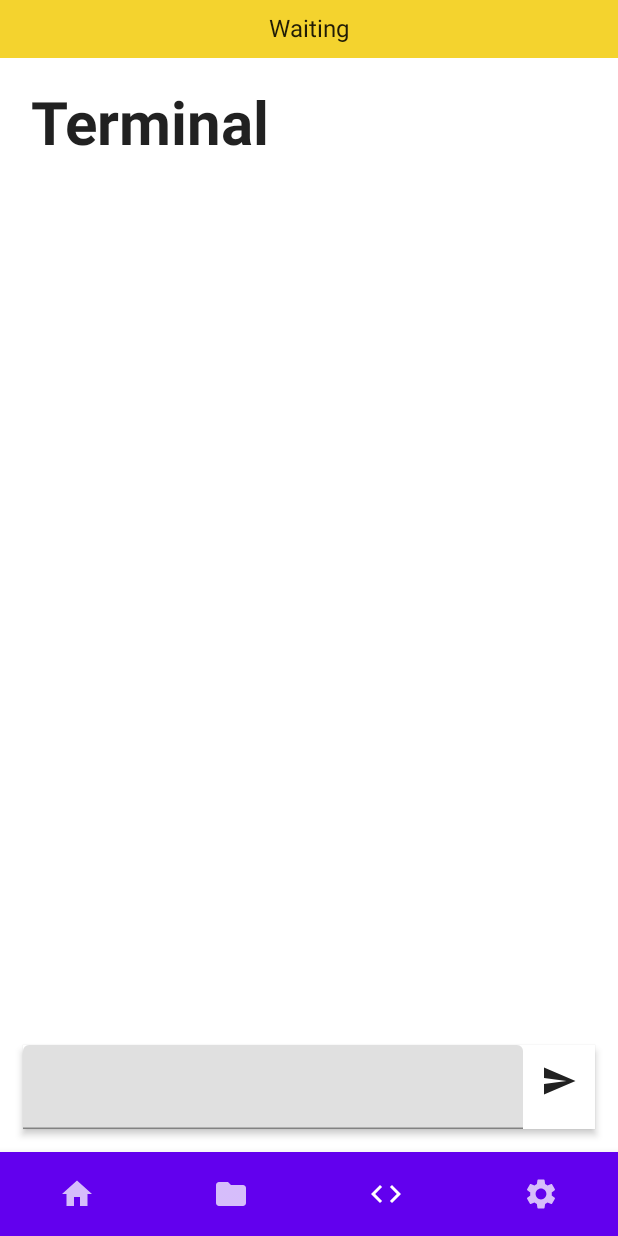
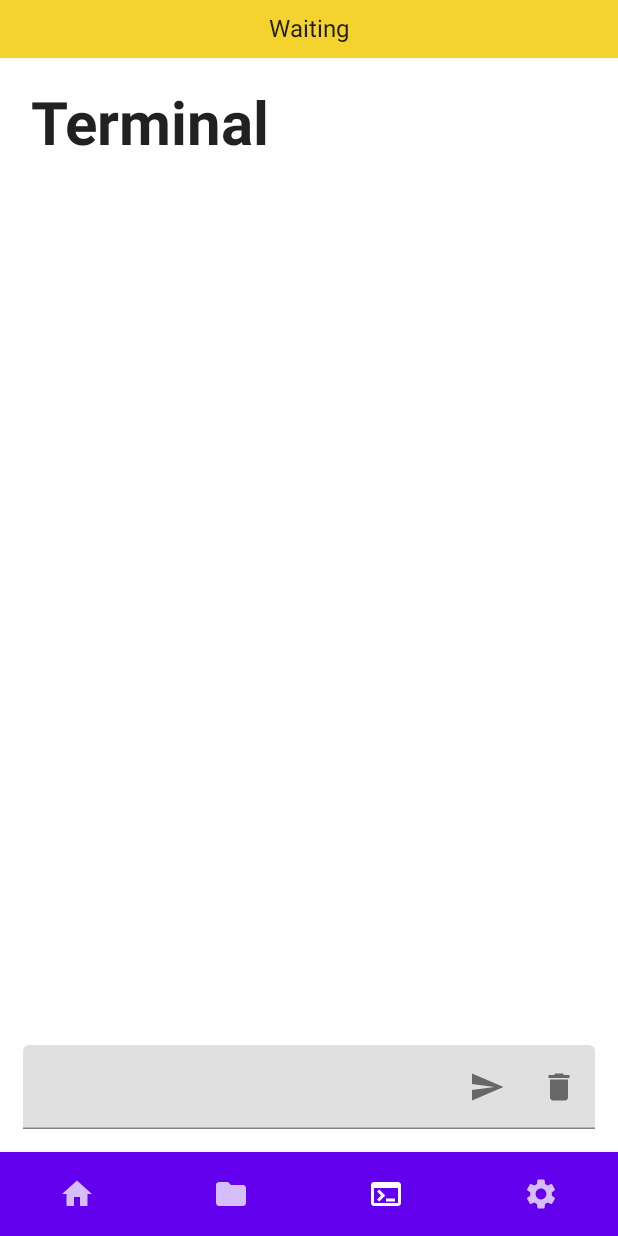
Before and after one commit to jacobtread/DuckCentral, an Android app built with Jetpack Compose: the composable Pages shown on its own in the app's theme, item 3 of the bottom bar chosen, on a phone screen of 412 x 824 dp. Run offline under Robolectric (Android 15) with nearby library versions, the phone set to English and light mode, and no system bars.

Commit message:
Remade terminal

```diff
--- a/app/src/main/java/com/jacobtread/duck/MainActivity.kt
+++ b/app/src/main/java/com/jacobtread/duck/MainActivity.kt
@@ -174,7 +174,7 @@ fun Pages(navController: NavHostController) {
                     composable(page.route) {
                         Surface {
                             Column(
-                                modifier = Modifier.fillMaxSize()
+                                modifier = Modifier
                                     .padding(15.dp)
                             ) {
                                 Title(page.name)
--- a/app/src/main/java/com/jacobtread/duck/api/DuckController.kt
+++ b/app/src/main/java/com/jacobtread/duck/api/DuckController.kt
@@ -3,6 +3,7 @@ package com.jacobtread.duck.api
 import androidx.compose.foundation.lazy.LazyListState
 import androidx.compose.runtime.*
 import androidx.compose.ui.platform.LocalLifecycleOwner
+import com.jacobtread.duck.state.TerminalState
 import io.ktor.client.*
 import io.ktor.client.engine.cio.*
 import io.ktor.client.plugins.websocket.*
@@ -20,25 +21,6 @@ fun interface ResponseHandler<R> {
 typealias MessageQueue = ArrayDeque<QueueItem<*>>
 
 data class QueueItem<R>(val message: Message<R>, val handler: ResponseHandler<R>)
-
-class TerminalState {
-    var scrollState: LazyListState? = null
-    var scope: CoroutineScope? = null
-
-    val lines = mutableStateListOf<String>()
-
-    fun addHistory(line: String) {
-        line.split('\n')
-            .filter { it.isNotBlank() }
-            .toCollection(lines)
-        scope?.launch {
-            val state = scrollState;
-            if (state != null && !state.isScrollInProgress) {
-                state.animateScrollToItem(lines.size - 1)
-            }
-        }
-    }
-}
 
 object DuckController {
 
@@ -62,30 +44,9 @@ object DuckController {
     private val queue = MessageQueue()
 
     var stateConsumer: ResponseHandler<String>? = null
-    private var terminalState = TerminalState()
 
     // The time in milliseconds of the last status update
     private var lastStatusUpdate = -1L
-
-    fun history(value: String) {
-        if (value.isBlank()) return
-        terminalState.addHistory(value)
-        println(value)
-    }
-
-    @Composable
-    fun terminalState(scrollState: LazyListState): TerminalState {
-        val scope = rememberCoroutineScope()
-        DisposableEffect(LocalLifecycleOwner.current) {
-            terminalState.scrollState = scrollState
-            terminalState.scope = scope
-            onDispose {
-                terminalState.scrollState = null
-                terminalState.scope = null
-            }
-        }
-        return remember { terminalState }
-    }
 
     suspend fun <R> waitFor(message: Message<R>): R = coroutineScope {
         val channel = Channel<Result<R>>()
--- a/app/src/main/java/com/jacobtread/duck/screens/TerminalPage.kt
+++ b/app/src/main/java/com/jacobtread/duck/screens/TerminalPage.kt
@@ -1,43 +1,50 @@
 package com.jacobtread.duck.screens
 
-import androidx.compose.foundation.layout.*
+import androidx.compose.foundation.layout.Column
+import androidx.compose.foundation.layout.Row
+import androidx.compose.foundation.layout.fillMaxWidth
+import androidx.compose.foundation.layout.padding
 import androidx.compose.foundation.lazy.LazyColumn
 import androidx.compose.foundation.lazy.LazyListState
 import androidx.compose.foundation.lazy.rememberLazyListState
-import androidx.compose.material.*
+import androidx.compose.material.Icon
+import androidx.compose.material.IconButton
+import androidx.compose.material.Text
+import androidx.compose.material.TextField
 import androidx.compose.material.icons.Icons
-import androidx.compose.material.icons.filled.Code
-import androidx.compose.material.icons.filled.Send
-import androidx.compose.runtime.Composable
-import androidx.compose.runtime.mutableStateOf
-import androidx.compose.runtime.remember
+import androidx.compose.material.icons.filled.*
+import androidx.compose.runtime.*
+import androidx.compose.ui.Alignment
 import androidx.compose.ui.Modifier
 import androidx.compose.ui.text.font.FontFamily
 import androidx.compose.ui.unit.dp
 import androidx.navigation.NavHostController
 import com.jacobtread.duck.api.DuckController
-import com.jacobtread.duck.api.TerminalMessage
-import com.jacobtread.duck.api.TerminalState
+import com.jacobtread.duck.api.SimpleMessage
+import com.jacobtread.duck.state.TerminalState
+import com.jacobtread.duck.state.TerminalState.LineType
+import com.jacobtread.duck.ui.theme.ErrorColor
+import com.jacobtread.duck.ui.theme.ReceivedColor
+import com.jacobtread.duck.ui.theme.SentColor
+import kotlinx.coroutines.launch
 
 
-object TerminalPage : Page("terminal", Icons.Filled.Code, "Terminal") {
+object TerminalPage : Page("terminal", Icons.Filled.Terminal, "Terminal") {
 
     @Composable
     override fun Root(navController: NavHostController, modifier: Modifier) {
         val scrollState = rememberLazyListState()
-        val terminalState = DuckController.terminalState(scrollState)
+        val terminalState = remember { TerminalState }
         Column(modifier) {
             Messages(
                 terminalState,
                 scrollState,
                 Modifier.weight(1f)
-                    .fillMaxSize()
                     .padding(10.dp)
             )
             UserInput(
-                Modifier
-                    .navigationBarsPadding()
-                    .imePadding()
+                terminalState,
+                scrollState,
             )
         }
     }
@@ -48,7 +55,6 @@ object TerminalPage : Page("terminal", Icons.Filled.Code, "Terminal") {
         scrollState: LazyListState,
         modifier: Modifier = Modifier,
     ) {
-
         LazyColumn(
             state = scrollState,
             modifier = modifier
@@ -56,7 +62,12 @@ object TerminalPage : Page("terminal", Icons.Filled.Code, "Terminal") {
             for (index in state.lines.indices) {
                 item {
                     val line = state.lines[index]
-                    Text(line, fontFamily = FontFamily.Monospace)
+                    when (line.type) {
+                        LineType.Received -> Text(line.content, fontFamily = FontFamily.Monospace, color = ReceivedColor)
+                        LineType.Sent -> Text("$ ${line.content}", fontFamily = FontFamily.Monospace, color = SentColor)
+                        LineType.Error -> Text(line.content, fontFamily = FontFamily.Monospace, color = ErrorColor)
+
+                    }
                 }
             }
         }
@@ -64,30 +75,60 @@ object TerminalPage : Page("terminal", Icons.Filled.Code, "Terminal") {
 
 
     @Composable
-    fun UserInput(modifier: Modifier) {
-        Surface(
-            elevation = 3.dp,
-            modifier = modifier
-        ) {
-            Row {
-                val (message, setMessage) = remember { mutableStateOf("") }
-
-                TextField(
-                    value = message,
-                    onValueChange = setMessage,
-                    modifier = Modifier.weight(1f)
-                )
-                IconButton(onClick = {
-                    if (message.isNotBlank()) {
-                        DuckController.push(TerminalMessage(message)) {}
+    fun UserInput(
+        state: TerminalState,
+        scrollState: LazyListState,
+    ) {
+        var sending by remember { mutableStateOf(false) }
+        val (message, setMessage) = remember { mutableStateOf("") }
+        val scope = rememberCoroutineScope()
+        TextField(
+            value = message,
+            onValueChange = setMessage,
+            readOnly = sending,
+            modifier = Modifier.fillMaxWidth(),
+            trailingIcon = {
+                Row(
+                    verticalAlignment = Alignment.CenterVertically
+                ) {
+                    IconButton(
+                        enabled = !sending,
+                        onClick = {
+                            if (message.isNotBlank()) {
+                                sending = true
+                                state.addLine(LineType.Sent, message)
+                                DuckController.push(SimpleMessage(message)) { result ->
+                                    result.onSuccess { line ->
+                                        if (line.startsWith("ERROR:")) {
+                                            state.addLine(LineType.Error, line)
+                                        } else {
+                                            state.addLine(LineType.Received, line)
+                                        }
+                                    }
+                                    result.onFailure { ex -> state.addLine(LineType.Error, "An error occurred: ${ex.message ?: "Unknown Error"}") }
+                                    scope.launch {
+                                        if (!scrollState.isScrollInProgress) {
+                                            scrollState.animateScrollToItem(state.end)
+                                        }
+                                    }
+                                    sending = false
+                                    setMessage("")
+                                }
+                            }
+                        },
+                    ) {
+                        Icon(Icons.Filled.Send, contentDescription = "Send")
                     }
-                    setMessage("")
-                }) {
-                    Icon(Icons.Filled.Send, contentDescription = "Send")
+                    IconButton(
+                        onClick = {
+                            state.lines.clear()
+                        },
+                    ) {
+                        Icon(Icons.Filled.Delete, contentDescription = "Clear")
+                    }
                 }
-
             }
-        }
+        )
     }
 
 }
--- a/app/src/main/java/com/jacobtread/duck/ui/theme/Color.kt
+++ b/app/src/main/java/com/jacobtread/duck/ui/theme/Color.kt
@@ -6,3 +6,7 @@ val Purple200 = Color(0xFFBB86FC)
 val Purple500 = Color(0xFF6200EE)
 val Purple700 = Color(0xFF3700B3)
 val Teal200 = Color(0xFF03DAC5)
+
+val SentColor = Color(0xFF3c3d3c)
+val ReceivedColor = Color(0xFF878787)
+val ErrorColor = Color(0xFFb52f33)
```
Also changed, not shown: app/src/main/java/com/jacobtread/duck/api/Messages.kt (+0 -19 lines), app/src/main/java/com/jacobtread/duck/state/TerminalState.kt (added, +23 -0 lines).
